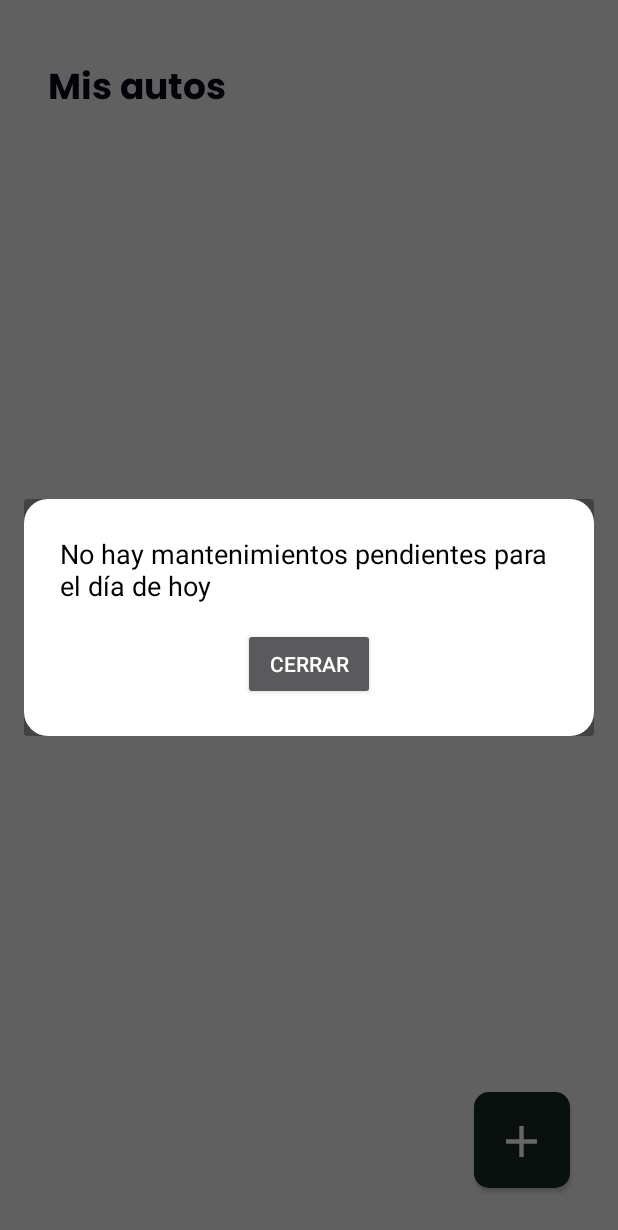
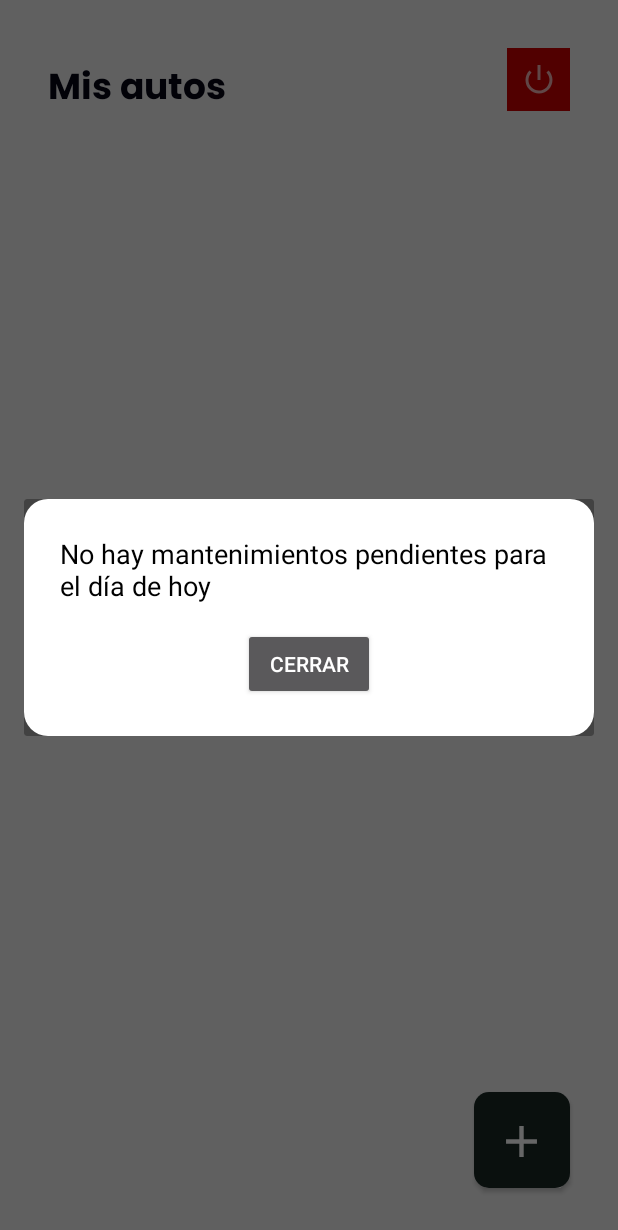
Before and after one commit to NilsGiN/CarCare_AppMobile, an Android app: the MainActivity screen opened directly, with no data from a screen before it, on a phone screen of 412 x 824 dp. Shown: the top 1230 px of the screen. Run offline under Robolectric (Android 15) with nearby library versions, the phone set to English and light mode, and no system bars; our stand-ins replace Firebase (no records; nobody signed in at launch, a user with empty details on screens opened directly).

```diff
--- a/app/src/main/java/com/example/prueba1/views/MainActivity.java
+++ b/app/src/main/java/com/example/prueba1/views/MainActivity.java
@@ -5,7 +5,8 @@ import android.os.Bundle;
 import android.util.Log;
 import android.view.View;
 import android.widget.Button;
-import android.widget.TextView;
+import android.widget.ImageButton;
+import android.widget.Toast;
 
 import androidx.activity.EdgeToEdge;
 import androidx.annotation.NonNull;
@@ -18,45 +19,39 @@ import androidx.recyclerview.widget.RecyclerView;
 
 import com.example.prueba1.R;
 import com.example.prueba1.model.Car;
-import com.example.prueba1.model.Mantenimiento;
 import com.example.prueba1.presenters.CarAdapter;
-import com.example.prueba1.presenters.MantenimientoAdapter;
 import com.example.prueba1.presenters.RecordatorioAdapter;
 import com.firebase.ui.firestore.FirestoreRecyclerOptions;
 import com.google.firebase.auth.FirebaseAuth;
-import com.google.firebase.auth.FirebaseAuthSettings;
-import com.google.firebase.auth.FirebaseUser;
+import com.google.firebase.auth.FirebaseUser ;
 import com.google.firebase.firestore.FirebaseFirestore;
 import com.google.firebase.firestore.Query;
 
 public class MainActivity extends AppCompatActivity {
     private RecordatorioAdapter recordatorioAdapter;
-    private Button ir_mosaico;
     private Button ir_registro_car;
+    private ImageButton buttonLogout; // Botón de cierre de sesión
     RecyclerView cRecycler;
     CarAdapter cAdapter;
     FirebaseFirestore mFirestore;
     FirebaseAuth firebaseAuth = FirebaseAuth.getInstance();
-    FirebaseUser currentUser = firebaseAuth.getCurrentUser();
-    String userId = firebaseAuth.getCurrentUser().getUid();
-//    FirebaseAuthSettings authSettings = firebaseAuth.getFirebaseAuthSettings();
+    FirebaseUser  currentUser ;
+
     @Override
     protected void onCreate(Bundle savedInstanceState) {
-      //  authSettings.setPersistence(FirebaseAuthSettings.Persistence.LOCAL);
         super.onCreate(savedInstanceState);
         EdgeToEdge.enable(this);
         setContentView(R.layout.activity_main);
-//        if (currentUser != null) {
-//            // Usuario ya autenticado, redirige a la pantalla principal
-//            Intent intent = new Intent(MainActivity.this, MainActivity.class);
-//            startActivity(intent);
-//            finish();
-//        } else {
-//            // Usuario no autenticado, redirige a la pantalla de inicio de sesión
-//            Intent intent = new Intent(MainActivity.this, LoginActivity.class);
-//            startActivity(intent);
-//            finish();
-//        }
+
+        // Verificar si el usuario está autenticado
+        currentUser  = firebaseAuth.getCurrentUser ();
+        if (currentUser  == null) {
+            Intent intent = new Intent(MainActivity.this, LoginActivity.class);
+            intent.setFlags(Intent.FLAG_ACTIVITY_NEW_TASK | Intent.FLAG_ACTIVITY_CLEAR_TASK);
+            startActivity(intent);
+            finish();
+        }
+
         // Inicializar Firestore y RecyclerView
         mFirestore = FirebaseFirestore.getInstance();
 
@@ -68,6 +63,7 @@ public class MainActivity extends AppCompatActivity {
         cRecycler.setLayoutManager(new LinearLayoutManager(MainActivity.this));
 
         // Configurar consulta de Firestore
+        String userId = currentUser .getUid(); // Obtener el ID del usuario actual
         Query query = mFirestore.collection("Vehiculo").whereEqualTo("userId", userId);
         FirestoreRecyclerOptions<Car> firestoreRecyclerOptions = new FirestoreRecyclerOptions.Builder<Car>().setQuery(query, Car.class).build();
 
@@ -76,17 +72,20 @@ public class MainActivity extends AppCompatActivity {
         cAdapter.notifyDataSetChanged();
         cRecycler.setAdapter(cAdapter);
 
-//        cAdapter.setOnClickListener(new View.OnClickListener() {
-//            @Override
-//            public void onClick(View view) {
-//
-//                Intent intent = new Intent(MainActivity.this, MosaicoActivity.class);
-//
-//
-//                startActivity(intent);
-//
-//            }
-//        });
+        // Configurar el botón de cierre de sesión
+        buttonLogout = findViewById(R.id.button_logout);
+        buttonLogout.setOnClickListener(new View.OnClickListener() {
+            @Override
+            public void onClick(View view) {
+                // Lógica para cerrar sesión
+                firebaseAuth.signOut();
+                Intent intent = new Intent(MainActivity.this, LoginActivity.class);
+                intent.setFlags(Intent.FLAG_ACTIVITY_NEW_TASK | Intent.FLAG_ACTIVITY_CLEAR_TASK);
+                startActivity(intent);
+                finish();
+                Toast.makeText(MainActivity.this, "Sesión cerrada", Toast.LENGTH_SHORT).show();
+            }
+        });
 
         ir_registro_car = findViewById(R.id.Plus);
         ir_registro_car.setOnClickListener(new View.OnClickListener() {
@@ -103,33 +102,16 @@ public class MainActivity extends AppCompatActivity {
             return insets;
         });
     }
-//    FirebaseAuth.AuthStateListener authStateListener = new FirebaseAuth.AuthStateListener() {
-//        @Override
-//        public void onAuthStateChanged(@NonNull FirebaseAuth firebaseAuth) {
-//            FirebaseUser user = firebaseAuth.getCurrentUser();
-//            if (user != null) {
-//                // Usuario autenticado
-//                Log.d("Auth", "Usuario autenticado: " + user.getEmail());
-//            } else {
-//                // Usuario no autenticado
-//                Log.d("Auth", "Usuario no autenticado");
-//            }
-//        }
-//    };
 
     @Override
     protected void onStart() {
         super.onStart();
-//        firebaseAuth.addAuthStateListener(authStateListener);
         cAdapter.startListening();
     }
 
     @Override
     protected void onStop() {
         super.onStop();
-//        if (authStateListener != null) {
-//            firebaseAuth.removeAuthStateListener(authStateListener);
-//        }
         cAdapter.stopListening();
     }
 }
--- a/app/src/main/res/layout/activity_main.xml
+++ b/app/src/main/res/layout/activity_main.xml
@@ -5,8 +5,8 @@
     android:id="@+id/main"
     android:layout_width="match_parent"
     android:layout_height="match_parent"
-    tools:context=".views.MainActivity"
-    android:background="@color/background">
+    android:background="@color/background"
+    tools:context=".views.MainActivity">
 
     <TextView
         android:id="@+id/textView13"
@@ -21,6 +21,18 @@
         app:layout_constraintStart_toStartOf="parent"
         app:layout_constraintTop_toTopOf="parent"
         app:layout_constraintVertical_bias="0.05" />
+
+    <ImageButton
+        android:id="@+id/button_logout"
+        android:layout_width="42dp"
+        android:layout_height="42dp"
+        android:layout_marginTop="32dp"
+        android:layout_marginEnd="32dp"
+        android:background="@android:color/holo_red_dark"
+        android:src="@android:drawable/ic_lock_power_off"
+        app:layout_constraintEnd_toEndOf="parent"
+        app:layout_constraintTop_toTopOf="parent"
+        tools:ignore="MissingConstraints" />
 
     <androidx.recyclerview.widget.RecyclerView
         android:id="@+id/Recyclerview2"
@@ -40,13 +52,20 @@
         android:layout_height="64dp"
         android:layout_marginEnd="32dp"
         android:layout_marginBottom="32dp"
+        android:background="@drawable/button_plus"
+        android:contentDescription="@string/plus_button_description"
+        android:drawableTop="@drawable/icon_plus"
+        android:fontFamily="@font/semibold"
+        android:gravity="center_horizontal"
         android:paddingTop="15dp"
-        android:background="@drawable/button_plus"
-        android:drawableTop="@drawable/icon_plus"
-        android:gravity="center_horizontal"
-        android:fontFamily="@font/semibold"
-        android:contentDescription="@string/plus_button_description"
         app:layout_constraintBottom_toBottomOf="parent"
         app:layout_constraintEnd_toEndOf="parent" />
 
+    <androidx.constraintlayout.widget.Guideline
+        android:id="@+id/guideline"
+        android:layout_width="wrap_content"
+        android:layout_height="wrap_content"
+        android:orientation="horizontal"
+        app:layout_constraintGuide_begin="20dp" />
+
 </androidx.constraintlayout.widget.ConstraintLayout>
```
